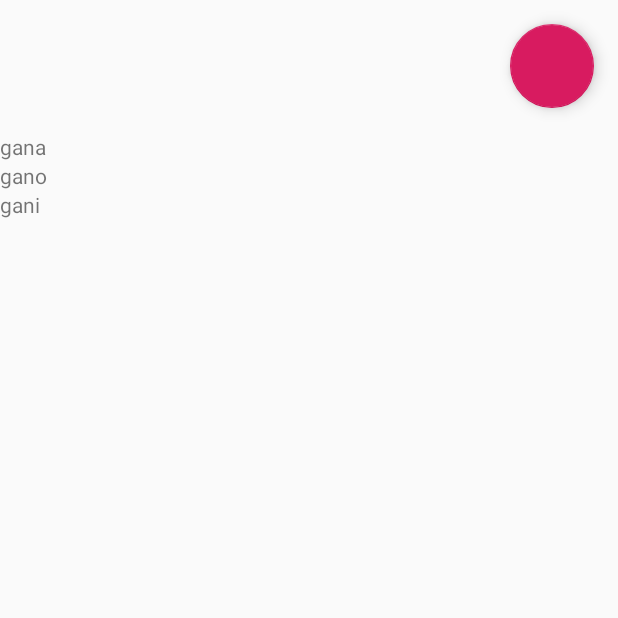
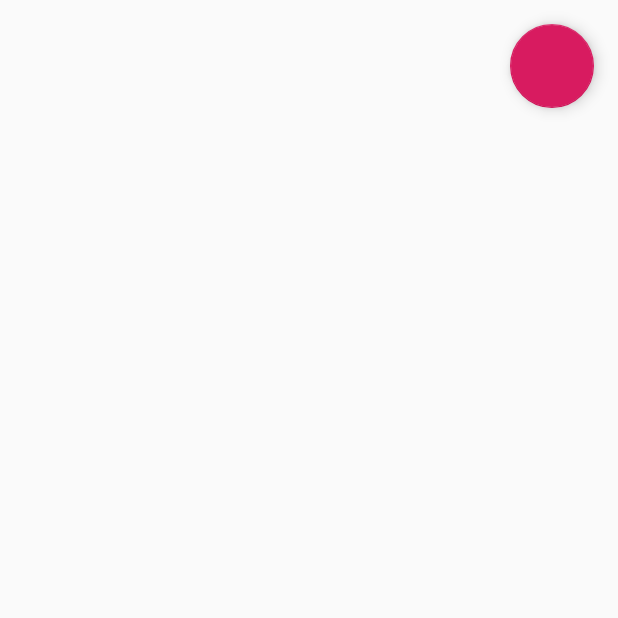
Before and after one commit to CredoMb/ShoeStore, an Android app: the ListingFragment screen opened through its navigation route, on a phone screen of 412 x 824 dp, the top half of it. Run offline under Robolectric (Android 15) with nearby library versions, the phone set to English and light mode, and no system bars; our stand-ins replace Timber, data binding.

```diff
--- a/app/src/main/java/com/udacity/shoestore/screens/details/DetailsFragment.kt
+++ b/app/src/main/java/com/udacity/shoestore/screens/details/DetailsFragment.kt
@@ -90,7 +90,7 @@ class DetailsFragment : Fragment() {
                 findNavController().navigate(
                     DetailsFragmentDirections.actionDetailsDestinationToListingDestination()
                     .setPosition(viewModel.position.value!!)
-                    .setShoe(viewModel.shoe.value)
+                    .setShoe(viewModel.shoe?.value)
                 )
 
                 // 2) Add it to the listing fragment
--- a/app/src/main/java/com/udacity/shoestore/screens/listing/ListingFragment.kt
+++ b/app/src/main/java/com/udacity/shoestore/screens/listing/ListingFragment.kt
@@ -51,12 +51,16 @@ class ListingFragment : Fragment() {
         var sampleList = listOf<String>("gana","kobra","milan")
 
         // If a new shoes was created inside of the
+        // Log.i("Listing Fr","shooz eye "+listingFragmentArgs.shoe?.size)
 
-        if(listingFragmentArgs.position < 0 && listingFragmentArgs.shoe!=null)
+        if(listingFragmentArgs.position < 0 && listingFragmentArgs.shoe!=null){
+            Log.i("Listing Fr","shooz eye "+listingFragmentArgs.shoe?.name)
             viewModel.addShoe(listingFragmentArgs.shoe)
+        }
         else if(listingFragmentArgs.position >= 0 ) {
             viewModel.updateShoe(listingFragmentArgs.position, listingFragmentArgs.shoe)
         }
+
         // Create one big linear layout
         // and get it
         mainTextView = initTextview(this.context);
@@ -72,7 +76,7 @@ class ListingFragment : Fragment() {
                     // Create a new layout shoe in newList
                     //i in 1..5 sampleList
                     // Log.i("ListingFr","Ba shooze "+shoe?.name)
-                   // Log.i("ListingFr","shooze quantity "+newList.size.toString())
+                    Log.i("ListingFr","shooze quantity "+newList.size.toString())
 
                     //.setText("zie")
 
--- a/app/src/main/java/com/udacity/shoestore/screens/listing/ListingViewModel.kt
+++ b/app/src/main/java/com/udacity/shoestore/screens/listing/ListingViewModel.kt
@@ -13,15 +13,16 @@ class ListingViewModel : ViewModel() {
 
     init {
         // We'll create an empty list
-        _shoeList.value = mutableListOf<Shoe?>(Shoe("gana",45.0,"fe","good")
-            ,Shoe("gano",455.0,"fe","good")
-            ,Shoe("gani",445.0,"fe","good"))
+        _shoeList.value = mutableListOf<Shoe?>()
     }
 
     // var sampleList = listOf<String>("gana","kobra","milan")
     //
 
     fun addShoe(aShoe:Shoe? ){
+        /*Shoe("gana",45.0,"fe","good")
+            ,Shoe("gano",455.0,"fe","good")
+            ,Shoe("gani",445.0,"fe","good")*/
 
         var inter = _shoeList.value
         inter?.add(aShoe)
```
Also changed, not shown: app/src/main/java/com/udacity/shoestore/screens/details/DetailsViewModel.kt (+14 -18 lines).
